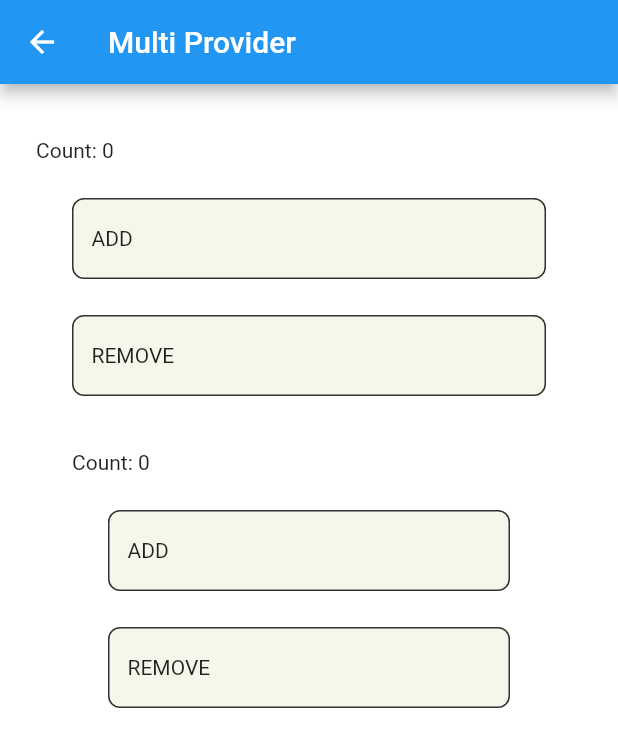
After one commit to IkhwanSI13/explore_pattern, a Flutter app: the MultiProviderActivity screen opened by its route, on a phone screen of 412 x 824 dp. The commit adds this screen. Shown: the top 747 px of the screen. Run offline on Flutter 3.47's test engine with Material 2 defaults, Android fonts, the phone set to English and light mode, and no system bars.

Commit message:
+ MultiProvider

```diff
--- a/lib/main.dart
+++ b/lib/main.dart
@@ -1,6 +1,7 @@
 import 'package:explore_pattern/mainActivity.dart';
 import 'package:explore_pattern/page_route.dart';
 import 'package:explore_pattern/provider/ProviderActivity.dart';
+import 'package:explore_pattern/provider/multi/MultiProviderActivity.dart';
 import 'package:explore_pattern/provider/reusable/ReusableProviderActivity.dart';
 import 'package:explore_pattern/provider/simple/SimpleProviderActivity.dart';
 import 'package:flutter/material.dart';
@@ -29,6 +30,8 @@ class MyApp extends StatelessWidget {
         return CustomPageRoute(page: SimpleProviderActivity());
       case linkReusableProvider:
         return CustomPageRoute(page: ReusableProviderActivity());
+      case linkMultiProvider:
+        return CustomPageRoute(page: MultiProviderActivity());
     }
   }
 }
--- a/lib/page_route.dart
+++ b/lib/page_route.dart
@@ -5,6 +5,7 @@ const linkBloc = "/Bloc";
 const linkProvider = "/Provider";
 const linkSimpleProvider = "/SimpleProvider";
 const linkReusableProvider = "/ReusableProvider";
+const linkMultiProvider = "/MultiProvider";
 
 class CustomPageRoute extends PageRouteBuilder {
   final Widget page;
--- a/lib/provider/ProviderActivity.dart
+++ b/lib/provider/ProviderActivity.dart
@@ -21,6 +21,9 @@ class ProviderState extends State<ProviderActivity> {
                 }),
                 button("Reusable", () {
                   Navigator.of(context).pushNamed(linkReusableProvider);
+                }),
+                button("Multi Provider", () {
+                  Navigator.of(context).pushNamed(linkMultiProvider);
                 }),
               ],
             )));
--- /dev/null
+++ b/lib/provider/multi/Multi2Notifier.dart
@@ -0,0 +1,15 @@
+import 'package:flutter/foundation.dart';
+
+class Multi2Notifier with ChangeNotifier {
+  int count = 0;
+
+  add() {
+    count++;
+    notifyListeners();
+  }
+
+  remove() {
+    count--;
+    notifyListeners();
+  }
+}
--- /dev/null
+++ b/lib/provider/multi/MultiNotifier.dart
@@ -0,0 +1,15 @@
+import 'package:flutter/foundation.dart';
+
+class MultiNotifier with ChangeNotifier {
+  int count = 0;
+
+  add() {
+    count++;
+    notifyListeners();
+  }
+
+  remove() {
+    count--;
+    notifyListeners();
+  }
+}
--- /dev/null
+++ b/lib/provider/multi/MultiProviderActivity.dart
@@ -0,0 +1,78 @@
+import 'package:explore_pattern/provider/multi/Multi2Notifier.dart';
+import 'package:explore_pattern/provider/multi/MultiNotifier.dart';
+import 'package:explore_pattern/utils.dart';
+import 'package:flutter/material.dart';
+import 'package:provider/provider.dart';
+
+class MultiProviderActivity extends StatelessWidget {
+  @override
+  Widget build(BuildContext context) {
+    print("CheckLog | MultiProviderActivity | build method run");
+
+    return Scaffold(
+        appBar: AppBar(
+          title: const Text('Multi Provider'),
+        ),
+        body: MultiProvider(providers: [
+          ChangeNotifierProvider(create: (_) => MultiNotifier()),
+          ChangeNotifierProvider(create: (_) => Multi2Notifier()),
+        ], child: MultiProviderWidget()));
+  }
+}
+
+class MultiProviderWidget extends StatefulWidget {
+  @override
+  State<StatefulWidget> createState() => new MultiProviderState();
+}
+
+class MultiProviderState extends State<MultiProviderWidget> {
+  MultiNotifier notifier;
+  Multi2Notifier notifier2;
+
+  @override
+  void initState() {
+    super.initState();
+  }
+
+  @override
+  Widget build(BuildContext context) {
+    notifier = Provider.of<MultiNotifier>(context);
+    notifier2 = Provider.of<Multi2Notifier>(context);
+    print("CheckLog | MultiProviderState | build method run");
+
+    return SafeArea(
+        child: Scaffold(
+            backgroundColor: Colors.white,
+            resizeToAvoidBottomPadding: true,
+            body: Container(
+              margin: EdgeInsets.only(left: 24, top: 36, right: 24),
+              child: Column(
+                crossAxisAlignment: CrossAxisAlignment.stretch,
+                children: <Widget>[
+                  Text("Count: " + notifier.count.toString()),
+                  Utils().button("ADD", () {
+                    notifier.add();
+                  }),
+                  Utils().button("REMOVE", () {
+                    notifier.remove();
+                  }),
+                  Container(
+                    margin: EdgeInsets.only(left: 24, top: 36, right: 24),
+                    child: Column(
+                      crossAxisAlignment: CrossAxisAlignment.stretch,
+                      children: <Widget>[
+                        Text("Count: " + notifier2.count.toString()),
+                        Utils().button("ADD", () {
+                          notifier2.add();
+                        }),
+                        Utils().button("REMOVE", () {
+                          notifier2.remove();
+                        }),
+                      ],
+                    ),
+                  )
+                ],
+              ),
+            )));
+  }
+}
```
